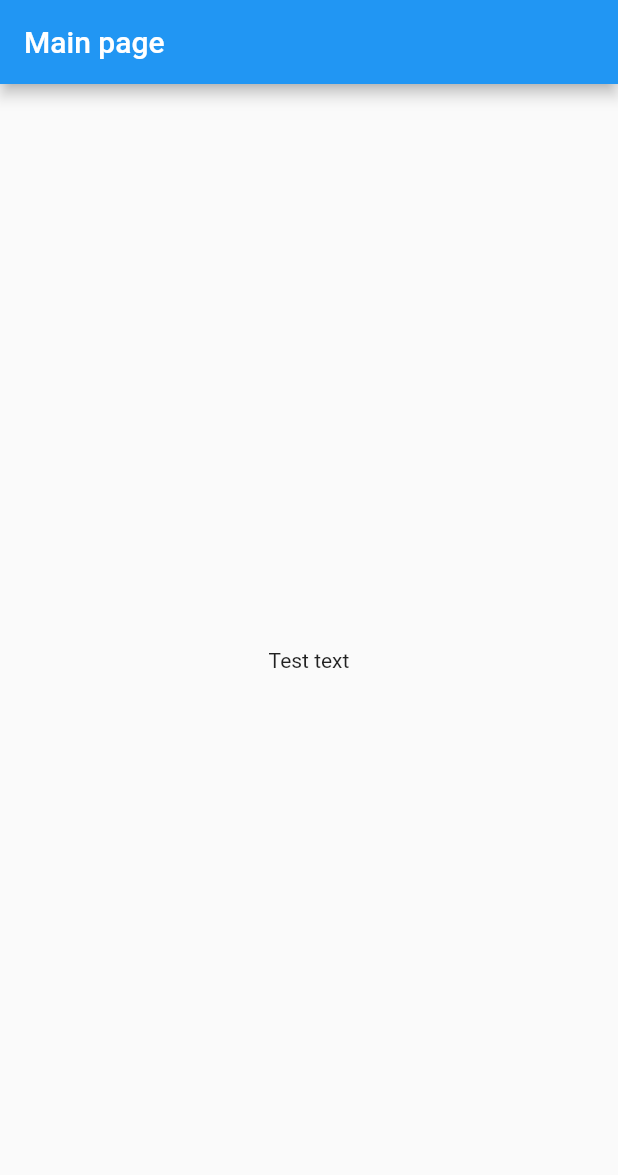
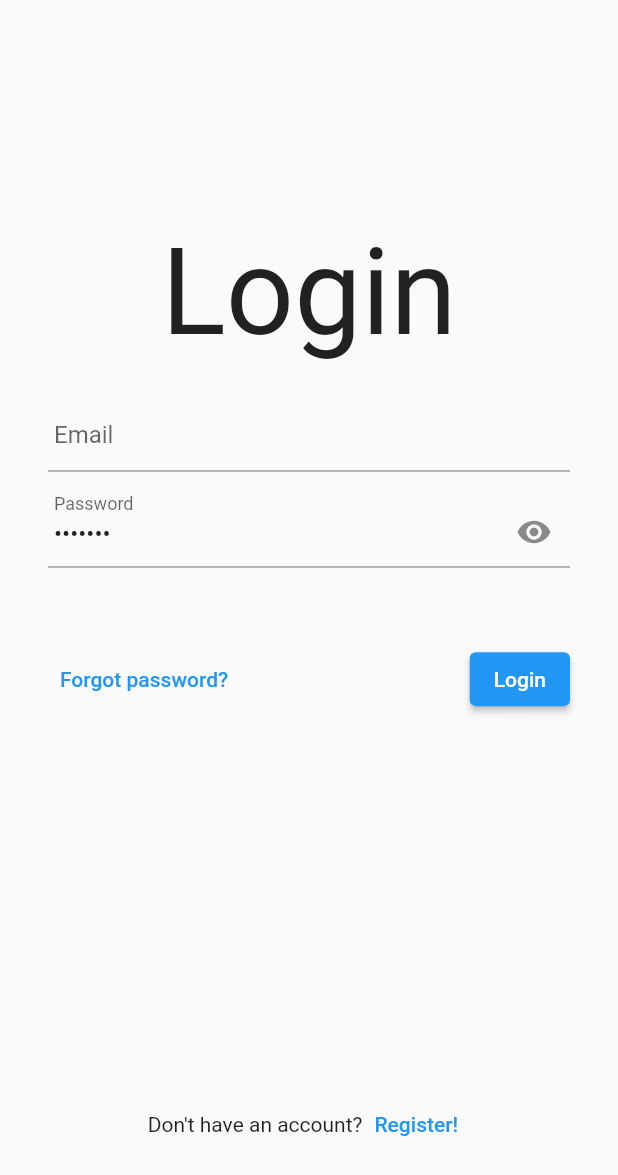
Before and after one commit to mjablecnik/flutter_modular_examples, a Flutter app: the screen it shows after launch, on a phone screen of 412 x 824 dp. Shown: the top 1175 px of the screen. Run offline on Flutter 3.47's test engine with Material 2 defaults, Android fonts, the phone set to English and light mode, and no system bars; our stand-ins replace flutter_modular, flutter_triple, google_fonts; missing offline and left inert: the_validator; Roboto replaces fonts that are missing (Cookie).

Commit message:
Create LoginPage template

```diff
--- a/lib/app/modules/auth/ui/login_page.dart
+++ b/lib/app/modules/auth/ui/login_page.dart
@@ -1,5 +1,7 @@
 import 'package:flutter/material.dart';
 import 'package:flutter_modular/flutter_modular.dart';
+import 'package:google_fonts/google_fonts.dart';
+import 'package:the_validator/the_validator.dart';
 
 import '../logic/user_list_store.dart';
 
@@ -9,20 +11,104 @@ class LoginPage extends StatefulWidget {
 }
 
 class _LoginPageState extends ModularState<LoginPage, UserListStore> {
+  final _formKey = GlobalKey<FormState>();
+
   @override
   void initState() {
-    store.loadUsers();
-
     super.initState();
   }
 
   @override
   Widget build(BuildContext context) {
     return Scaffold(
-      appBar: AppBar(
-        title: Text('Main page'),
+      body: Form(
+        key: _formKey,
+        child: Padding(
+          padding: const EdgeInsets.symmetric(horizontal: 32.0),
+          child: Column(
+            crossAxisAlignment: CrossAxisAlignment.end,
+            mainAxisAlignment: MainAxisAlignment.center,
+            children: <Widget>[
+              Spacer(),
+              Center(
+                child: Text(
+                  "Login",
+                  style: GoogleFonts.cookie(fontSize: 80.0),
+                ),
+              ),
+              SizedBox(height: 24.0),
+              TextFormField(
+                decoration: InputDecoration(
+                  labelText: "Email",
+                  contentPadding: EdgeInsets.symmetric(horizontal: 4.0),
+                ),
+                validator: FieldValidator.email(),
+              ),
+              SizedBox(height: 16.0),
+              TextFormField(
+                enableSuggestions: false,
+                autocorrect: false,
+                obscureText: true,
+                initialValue: "Test123",
+                decoration: InputDecoration(
+                  labelText: "Password",
+                  contentPadding: EdgeInsets.symmetric(horizontal: 4.0),
+                  suffixIcon: Icon(Icons.visibility),
+                ),
+                validator: FieldValidator.password(
+                  minLength: 8,
+                  shouldContainNumber: true,
+                  shouldContainCapitalLetter: true,
+                  shouldContainSmallLetter: true,
+                  errorMessage: "Password must have minimal 8 characters",
+                  onNumberNotPresent: () => "Password must contain number",
+                  onSpecialCharsNotPresent: () => "Password must contain special characters",
+                  onCapitalLetterNotPresent: () => "Password must contain capital letters",
+                ),
+              ),
+              Expanded(
+                child: Row(
+                  children: [
+                    TextButton(
+                      onPressed: () => print("TODO: Go to forgot password page."),
+                      child: Text("Forgot password?"),
+                    ),
+                    Spacer(),
+                    Padding(
+                      padding: const EdgeInsets.symmetric(vertical: 16.0),
+                      child: ElevatedButton(
+                        onPressed: () {
+                          if (_formKey.currentState!.validate()) {
+                            ScaffoldMessenger.of(context).showSnackBar(
+                              SnackBar(
+                                content: Text('Processing Data'),
+                              ),
+                            );
+                          }
+                        },
+                        child: Text('Login'),
+                      ),
+                    ),
+                  ],
+                ),
+              ),
+              Spacer(),
+              Expanded(
+                child: Row(
+                  mainAxisAlignment: MainAxisAlignment.center,
+                  children: [
+                    Text("Don't have an account?"),
+                    TextButton(
+                      onPressed: () => print("TODO: Go to register page."),
+                      child: Text("Register!"),
+                    ),
+                  ],
+                ),
+              )
+            ],
+          ),
+        ),
       ),
-      body: Center(child: Text("Test text")),
     );
   }
 }
--- a/pubspec.yaml
+++ b/pubspec.yaml
@@ -31,6 +31,8 @@ dependencies:
   # The following adds the Cupertino Icons font to your application.
   # Use with the CupertinoIcons class for iOS style icons.
   cupertino_icons: ^1.0.2
+  the_validator: ^2.0.0
+  google_fonts: ^2.1.0
 
 dev_dependencies:
   flutter_test:
```
